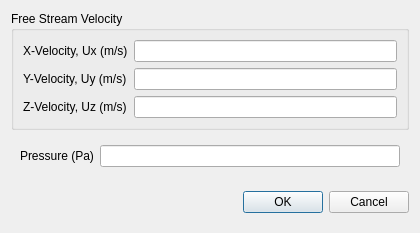
This is baramFlow/view/setup/boundary_conditions/free_stream_dialog.ui in nextfoam/baram as Qt 5 draws it before an edit. The edited form follows.
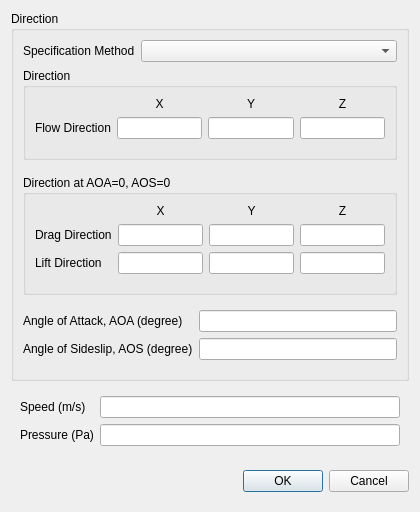
This is the edited form. Custom widgets are drawn as their Qt base class.

Commit message: Issue baram#603 FreeStream Boundary Condtion의 Stream Velocity를 direction과 speed 설정으로 변경

What changed in the file:
```diff
--- a/baramFlow/view/setup/boundary_conditions/free_stream_dialog.ui
+++ b/baramFlow/view/setup/boundary_conditions/free_stream_dialog.ui
@@ -7,7 +7,7 @@
     <x>0</x>
     <y>0</y>
     <width>420</width>
-    <height>226</height>
+    <height>499</height>
    </rect>
   </property>
   <property name="minimumSize">
@@ -20,6 +20,252 @@
    <string>Free Stream Boundary Condition</string>
   </property>
   <layout class="QVBoxLayout" name="verticalLayout_2">
+   <item>
+    <widget class="QGroupBox" name="groupBox_2">
+     <property name="maximumSize">
+      <size>
+       <width>420</width>
+       <height>16777215</height>
+      </size>
+     </property>
+     <property name="title">
+      <string>Direction</string>
+     </property>
+     <layout class="QVBoxLayout" name="verticalLayout_8">
+      <item>
+       <widget class="QWidget" name="widget_7" native="true">
+        <layout class="QFormLayout" name="formLayout_5">
+         <property name="leftMargin">
+          <number>0</number>
+         </property>
+         <property name="topMargin">
+          <number>0</number>
+         </property>
+         <property name="rightMargin">
+          <number>0</number>
+         </property>
+         <property name="bottomMargin">
+          <number>0</number>
+         </property>
+         <item row="0" column="0">
+          <widget class="QLabel" name="label_7">
+           <property name="text">
+            <string>Specification Method</string>
+           </property>
+          </widget>
+         </item>
+         <item row="0" column="1">
+          <widget class="PythonComboBox" name="specificationMethod"/>
+         </item>
+        </layout>
+       </widget>
+      </item>
+      <item>
+       <widget class="QGroupBox" name="directFlowDirection">
+        <property name="title">
+         <string>Direction</string>
+        </property>
+        <layout class="QVBoxLayout" name="verticalLayout_9">
+         <item>
+          <widget class="QWidget" name="widget_8" native="true">
+           <layout class="QGridLayout" name="gridLayout_3">
+            <property name="leftMargin">
+             <number>0</number>
+            </property>
+            <property name="topMargin">
+             <number>0</number>
+            </property>
+            <property name="rightMargin">
+             <number>0</number>
+            </property>
+            <item row="1" column="2">
+             <widget class="QLineEdit" name="flowDirectionY"/>
+            </item>
+            <item row="1" column="3">
+             <widget class="QLineEdit" name="flowDirectionZ"/>
+            </item>
+            <item row="0" column="3">
+             <widget class="QLabel" name="label_8">
+              <property name="text">
+               <string>Z</string>
+              </property>
+              <property name="alignment">
+               <set>Qt::AlignCenter</set>
+              </property>
+             </widget>
+            </item>
+            <item row="0" column="2">
+             <widget class="QLabel" name="label_12">
+              <property name="text">
+               <string>Y</string>
+              </property>
+              <property name="alignment">
+               <set>Qt::AlignCenter</set>
+              </property>
+             </widget>
+            </item>
+            <item row="1" column="0">
+             <widget class="QLabel" name="label_20">
+              <property name="text">
+               <string>Flow Direction</string>
+              </property>
+             </widget>
+            </item>
+            <item row="1" column="1">
+             <widget class="QLineEdit" name="flowDirectionX"/>
+            </item>
+            <item row="0" column="1">
+             <widget class="QLabel" name="label_21">
+              <property name="text">
+               <string>X</string>
+              </property>
+              <property name="alignment">
+               <set>Qt::AlignCenter</set>
+              </property>
+             </widget>
+            </item>
+           </layout>
+          </widget>
+         </item>
+        </layout>
+       </widget>
+      </item>
+      <item>
+       <widget class="QWidget" name="anglesFlowDirection" native="true">
+        <layout class="QVBoxLayout" name="verticalLayout_10">
+         <property name="leftMargin">
+          <number>0</number>
+         </property>
+         <property name="rightMargin">
+          <number>0</number>
+         </property>
+         <item>
+          <widget class="QGroupBox" name="groupBox_4">
+           <property name="title">
+            <string>Direction at AOA=0, AOS=0</string>
+           </property>
+           <layout class="QVBoxLayout" name="verticalLayout_11">
+            <item>
+             <widget class="QWidget" name="widget_9" native="true">
+              <layout class="QGridLayout" name="gridLayout_4">
+               <property name="leftMargin">
+                <number>0</number>
+               </property>
+               <property name="topMargin">
+                <number>0</number>
+               </property>
+               <property name="rightMargin">
+                <number>0</number>
+               </property>
+               <item row="0" column="3">
+                <widget class="QLabel" name="label_22">
+                 <property name="text">
+                  <string>Z</string>
+                 </property>
+                 <property name="alignment">
+                  <set>Qt::AlignCenter</set>
+                 </property>
+                </widget>
+               </item>
+               <item row="0" column="1">
+                <widget class="QLabel" name="label_23">
+                 <property name="text">
+                  <string>X</string>
+                 </property>
+                 <property name="alignment">
+                  <set>Qt::AlignCenter</set>
+                 </property>
+                </widget>
+               </item>
+               <item row="1" column="1">
+                <widget class="QLineEdit" name="dragDirectionX"/>
+               </item>
+               <item row="0" column="2">
+                <widget class="QLabel" name="label_24">
+                 <property name="text">
+                  <string>Y</string>
+                 </property>
+                 <property name="alignment">
+                  <set>Qt::AlignCenter</set>
+                 </property>
+                </widget>
+               </item>
+               <item row="1" column="3">
+                <widget class="QLineEdit" name="dragDirectionZ"/>
+               </item>
+               <item row="1" column="2">
+                <widget class="QLineEdit" name="dragDirectionY"/>
+               </item>
+               <item row="1" column="0">
+                <widget class="QLabel" name="label_25">
+                 <property name="text">
+                  <string>Drag Direction</string>
+                 </property>
+                </widget>
+               </item>
+               <item row="2" column="0">
+                <widget class="QLabel" name="label_26">
+                 <property name="text">
+                  <string>Lift Direction</string>
+                 </property>
+                </widget>
+               </item>
+               <item row="2" column="1">
+                <widget class="QLineEdit" name="liftDirectionX"/>
+               </item>
+               <item row="2" column="2">
+                <widget class="QLineEdit" name="liftDirectionY"/>
+               </item>
+               <item row="2" column="3">
+                <widget class="QLineEdit" name="liftDirectionZ"/>
+               </item>
+              </layout>
+             </widget>
+            </item>
+           </layout>
+          </widget>
+         </item>
+         <item>
+          <widget class="QWidget" name="widget_10" native="true">
+           <layout class="QFormLayout" name="formLayout_6">
+            <property name="leftMargin">
+             <number>0</number>
+            </property>
+            <property name="rightMargin">
+             <number>0</number>
+            </property>
+            <property name="bottomMargin">
+             <number>0</number>
+            </property>
+            <item row="0" column="0">
+             <widget class="QLabel" name="label_27">
+              <property name="text">
+               <string>Angle of Attack, AOA (degree)</string>
+              </property>
+             </widget>
+            </item>
+            <item row="0" column="1">
+             <widget class="QLineEdit" name="AoA"/>
+            </item>
+            <item row="1" column="0">
+             <widget class="QLabel" name="label_28">
+              <property name="text">
+               <string>Angle of Sideslip, AOS (degree)</string>
+              </property>
+             </widget>
+            </item>
+            <item row="1" column="1">
+             <widget class="QLineEdit" name="AoS"/>
+            </item>
+           </layout>
+          </widget>
+         </item>
+        </layout>
+       </widget>
+      </item>
+     </layout>
+    </widget>
+   </item>
    <item>
     <widget class="QWidget" name="dialogContents" native="true">
      <layout class="QVBoxLayout" name="verticalLayout">
@@ -35,77 +281,17 @@
       <property name="bottomMargin">
        <number>0</number>
       </property>
-      <item>
-       <widget class="QGroupBox" name="groupBox">
-        <property name="title">
-         <string>Free Stream Velocity</string>
-        </property>
-        <layout class="QFormLayout" name="formLayout">
-         <item row="0" column="0">
-          <widget class="QLabel" name="label">
-           <property name="text">
-            <string>X-Velocity, Ux (m/s)</string>
-           </property>
-          </widget>
-         </item>
-         <item row="0" column="1">
-          <widget class="QLineEdit" name="xVelocity">
-           <property name="sizePolicy">
-            <sizepolicy hsizetype="Expanding" vsizetype="Fixed">
-             <horstretch>0</horstretch>
-             <verstretch>0</verstretch>
-            </sizepolicy>
-           </property>
-          </widget>
-         </item>
-         <item row="1" column="0">
-          <widget class="QLabel" name="label_2">
-           <property name="text">
-            <string>Y-Velocity, Uy (m/s)</string>
-           </property>
-          </widget>
-         </item>
-         <item row="1" column="1">
-          <widget class="QLineEdit" name="yVelocity">
-           <property name="sizePolicy">
-            <sizepolicy hsizetype="Expanding" vsizetype="Fixed">
-             <horstretch>0</horstretch>
-             <verstretch>0</verstretch>
-            </sizepolicy>
-           </property>
-          </widget>
-         </item>
-         <item row="2" column="0">
-          <widget class="QLabel" name="label_3">
-           <property name="text">
-            <string>Z-Velocity, Uz (m/s)</string>
-           </property>
-          </widget>
-         </item>
-         <item row="2" column="1">
-          <widget class="QLineEdit" name="zVelocity">
-           <property name="sizePolicy">
-            <sizepolicy hsizetype="Expanding" vsizetype="Fixed">
-             <horstretch>0</horstretch>
-             <verstretch>0</verstretch>
-            </sizepolicy>
-           </property>
-          </widget>
-         </item>
-        </layout>
-       </widget>
-      </item>
       <item>
        <widget class="QWidget" name="widget" native="true">
         <layout class="QFormLayout" name="formLayout_3">
-         <item row="0" column="0">
+         <item row="1" column="0">
           <widget class="QLabel" name="label_9">
            <property name="text">
             <string>Pressure (Pa)</string>
            </property>
           </widget>
          </item>
-         <item row="0" column="1">
+         <item row="1" column="1">
           <widget class="QLineEdit" name="pressure">
            <property name="sizePolicy">
             <sizepolicy hsizetype="Expanding" vsizetype="Fixed">
@@ -115,6 +301,16 @@
            </property>
           </widget>
          </item>
+         <item row="0" column="0">
+          <widget class="QLabel" name="label_10">
+           <property name="text">
+            <string>Speed (m/s)</string>
+           </property>
+          </widget>
+         </item>
+         <item row="0" column="1">
+          <widget class="QLineEdit" name="speed"/>
+         </item>
         </layout>
        </widget>
       </item>
@@ -159,6 +355,31 @@
    </item>
   </layout>
  </widget>
+ <customwidgets>
+  <customwidget>
+   <class>PythonComboBox</class>
+   <extends>QComboBox</extends>
+   <header location="global">widgets.python_combo_box</header>
+  </customwidget>
+ </customwidgets>
+ <tabstops>
+  <tabstop>specificationMethod</tabstop>
+  <tabstop>flowDirectionX</tabstop>
+  <tabstop>flowDirectionY</tabstop>
+  <tabstop>flowDirectionZ</tabstop>
+  <tabstop>dragDirectionX</tabstop>
+  <tabstop>dragDirectionY</tabstop>
+  <tabstop>dragDirectionZ</tabstop>
+  <tabstop>liftDirectionX</tabstop>
+  <tabstop>liftDirectionY</tabstop>
+  <tabstop>liftDirectionZ</tabstop>
+  <tabstop>AoA</tabstop>
+  <tabstop>AoS</tabstop>
+  <tabstop>speed</tabstop>
+  <tabstop>pressure</tabstop>
+  <tabstop>ok</tabstop>
+  <tabstop>cancel</tabstop>
+ </tabstops>
  <resources/>
  <connections>
   <connection>
```
The commit also changes 12 other files.
